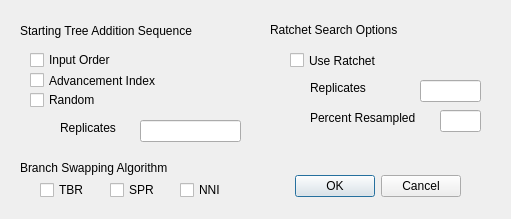
The window that gui/Morphy/heuristicsearchdialog.ui (mbrazeau/MorphyWeb) describes before a commit, drawn with Qt 5.
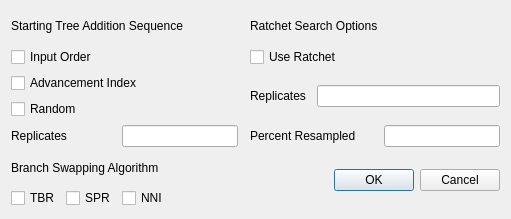
The same window after the commit.

Commit message: changes to layouts, nicer look

Diff of the .ui file:
```diff
--- a/gui/Morphy/heuristicsearchdialog.ui
+++ b/gui/Morphy/heuristicsearchdialog.ui
@@ -13,221 +13,118 @@
   <property name="windowTitle">
    <string>Heuristic Search Options</string>
   </property>
-  <widget class="QDialogButtonBox" name="buttonBox">
-   <property name="geometry">
-    <rect>
-     <x>290</x>
-     <y>170</y>
-     <width>171</width>
-     <height>32</height>
-    </rect>
-   </property>
-   <property name="orientation">
-    <enum>Qt::Horizontal</enum>
-   </property>
-   <property name="standardButtons">
-    <set>QDialogButtonBox::Cancel|QDialogButtonBox::Ok</set>
-   </property>
-  </widget>
-  <widget class="QCheckBox" name="checkBox">
-   <property name="geometry">
-    <rect>
-     <x>30</x>
-     <y>50</y>
-     <width>111</width>
-     <height>20</height>
-    </rect>
-   </property>
-   <property name="text">
-    <string>Input Order</string>
-   </property>
-  </widget>
-  <widget class="QCheckBox" name="checkBox_2">
-   <property name="geometry">
-    <rect>
-     <x>30</x>
-     <y>70</y>
-     <width>151</width>
-     <height>21</height>
-    </rect>
-   </property>
-   <property name="text">
-    <string>Advancement Index</string>
-   </property>
-  </widget>
-  <widget class="QCheckBox" name="checkBox_3">
-   <property name="geometry">
-    <rect>
-     <x>30</x>
-     <y>90</y>
-     <width>87</width>
-     <height>20</height>
-    </rect>
-   </property>
-   <property name="text">
-    <string>Random</string>
-   </property>
-  </widget>
+  <layout class="QGridLayout" name="gridLayout">
+   <item row="0" column="0" colspan="4">
   <widget class="QLabel" name="StartingTreeAddSeq">
-   <property name="geometry">
-    <rect>
-     <x>20</x>
-     <y>20</y>
-     <width>221</width>
-     <height>21</height>
-    </rect>
-   </property>
    <property name="text">
     <string>Starting Tree Addition Sequence</string>
    </property>
   </widget>
-  <widget class="QLineEdit" name="lineEdit">
-   <property name="geometry">
-    <rect>
-     <x>140</x>
-     <y>120</y>
-     <width>101</width>
-     <height>22</height>
-    </rect>
-   </property>
-  </widget>
-  <widget class="QLabel" name="RASReplicates">
-   <property name="geometry">
-    <rect>
-     <x>60</x>
-     <y>120</y>
-     <width>62</width>
-     <height>16</height>
-    </rect>
-   </property>
-   <property name="text">
-    <string>Replicates</string>
-   </property>
-  </widget>
+   </item>
+   <item row="0" column="4" colspan="2">
   <widget class="QLabel" name="label">
-   <property name="geometry">
-    <rect>
-     <x>270</x>
-     <y>20</y>
-     <width>161</width>
-     <height>20</height>
-    </rect>
-   </property>
    <property name="text">
     <string>Ratchet Search Options</string>
    </property>
   </widget>
+   </item>
+   <item row="1" column="0" colspan="2">
+    <widget class="QCheckBox" name="checkBox">
+     <property name="text">
+      <string>Input Order</string>
+     </property>
+    </widget>
+   </item>
+   <item row="1" column="4" colspan="2">
   <widget class="QCheckBox" name="checkBox_4">
-   <property name="geometry">
-    <rect>
-     <x>290</x>
-     <y>50</y>
-     <width>151</width>
-     <height>21</height>
-    </rect>
-   </property>
    <property name="text">
     <string>Use Ratchet</string>
    </property>
   </widget>
-  <widget class="QLineEdit" name="lineEdit_2">
-   <property name="geometry">
-    <rect>
-     <x>420</x>
-     <y>80</y>
-     <width>61</width>
-     <height>22</height>
-    </rect>
-   </property>
-  </widget>
+   </item>
+   <item row="2" column="0" colspan="3">
+    <widget class="QCheckBox" name="checkBox_2">
+     <property name="text">
+      <string>Advancement Index</string>
+     </property>
+    </widget>
+   </item>
+   <item row="2" column="4" rowspan="2">
   <widget class="QLabel" name="RatchReplicates">
-   <property name="geometry">
-    <rect>
-     <x>310</x>
-     <y>80</y>
-     <width>62</width>
-     <height>16</height>
-    </rect>
-   </property>
    <property name="text">
     <string>Replicates</string>
    </property>
   </widget>
+   </item>
+   <item row="2" column="5" rowspan="2" colspan="2">
+    <widget class="QLineEdit" name="lineEdit_2"/>
+   </item>
+   <item row="3" column="0" colspan="2">
+    <widget class="QCheckBox" name="checkBox_3">
+     <property name="text">
+      <string>Random</string>
+     </property>
+    </widget>
+   </item>
+   <item row="4" column="4" colspan="2">
   <widget class="QLabel" name="label_3">
-   <property name="geometry">
-    <rect>
-     <x>310</x>
-     <y>110</y>
-     <width>131</width>
-     <height>16</height>
-    </rect>
-   </property>
    <property name="text">
     <string>Percent Resampled</string>
    </property>
   </widget>
-  <widget class="QLineEdit" name="lineEdit_3">
-   <property name="geometry">
-    <rect>
-     <x>440</x>
-     <y>110</y>
-     <width>41</width>
-     <height>22</height>
-    </rect>
-   </property>
-  </widget>
+   </item>
+   <item row="4" column="6">
+    <widget class="QLineEdit" name="lineEdit_3"/>
+   </item>
+   <item row="5" column="0" colspan="4">
   <widget class="QLabel" name="label_4">
-   <property name="geometry">
-    <rect>
-     <x>20</x>
-     <y>160</y>
-     <width>251</width>
-     <height>16</height>
-    </rect>
-   </property>
    <property name="text">
     <string>Branch Swapping Algorithm</string>
    </property>
   </widget>
+   </item>
+   <item row="6" column="0">
   <widget class="QCheckBox" name="checkBox_5">
-   <property name="geometry">
-    <rect>
-     <x>40</x>
-     <y>180</y>
-     <width>61</width>
-     <height>20</height>
-    </rect>
-   </property>
    <property name="text">
     <string>TBR</string>
    </property>
   </widget>
-  <widget class="QCheckBox" name="checkBox_6">
-   <property name="geometry">
-    <rect>
-     <x>110</x>
-     <y>180</y>
-     <width>87</width>
-     <height>20</height>
-    </rect>
-   </property>
-   <property name="text">
-    <string>SPR</string>
-   </property>
-  </widget>
+   </item>
+   <item row="5" column="5" rowspan="2" colspan="2">
+    <widget class="QDialogButtonBox" name="buttonBox">
+     <property name="orientation">
+      <enum>Qt::Horizontal</enum>
+     </property>
+     <property name="standardButtons">
+      <set>QDialogButtonBox::Cancel|QDialogButtonBox::Ok</set>
+     </property>
+    </widget>
+   </item>
+   <item row="4" column="2">
+    <widget class="QLineEdit" name="lineEdit"/>
+   </item>
+   <item row="6" column="2">
   <widget class="QCheckBox" name="checkBox_7">
-   <property name="geometry">
-    <rect>
-     <x>180</x>
-     <y>180</y>
-     <width>87</width>
-     <height>20</height>
-    </rect>
-   </property>
    <property name="text">
     <string>NNI</string>
    </property>
   </widget>
+   </item>
+   <item row="6" column="1">
+    <widget class="QCheckBox" name="checkBox_6">
+     <property name="text">
+      <string>SPR</string>
+     </property>
+    </widget>
+   </item>
+   <item row="4" column="0" colspan="2">
+    <widget class="QLabel" name="RASReplicates">
+     <property name="text">
+      <string>Replicates</string>
+     </property>
+    </widget>
+   </item>
+  </layout>
  </widget>
  <resources/>
  <connections>
```
Lines whose indentation alone changed are shown as unchanged. The commit also changes 3 other files.
